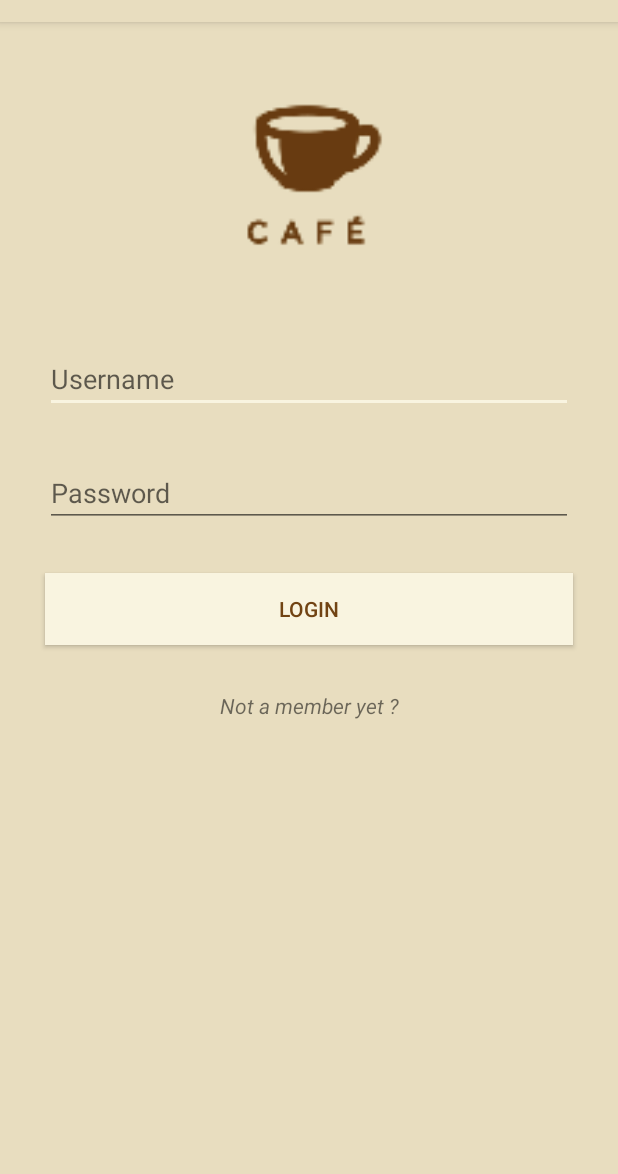
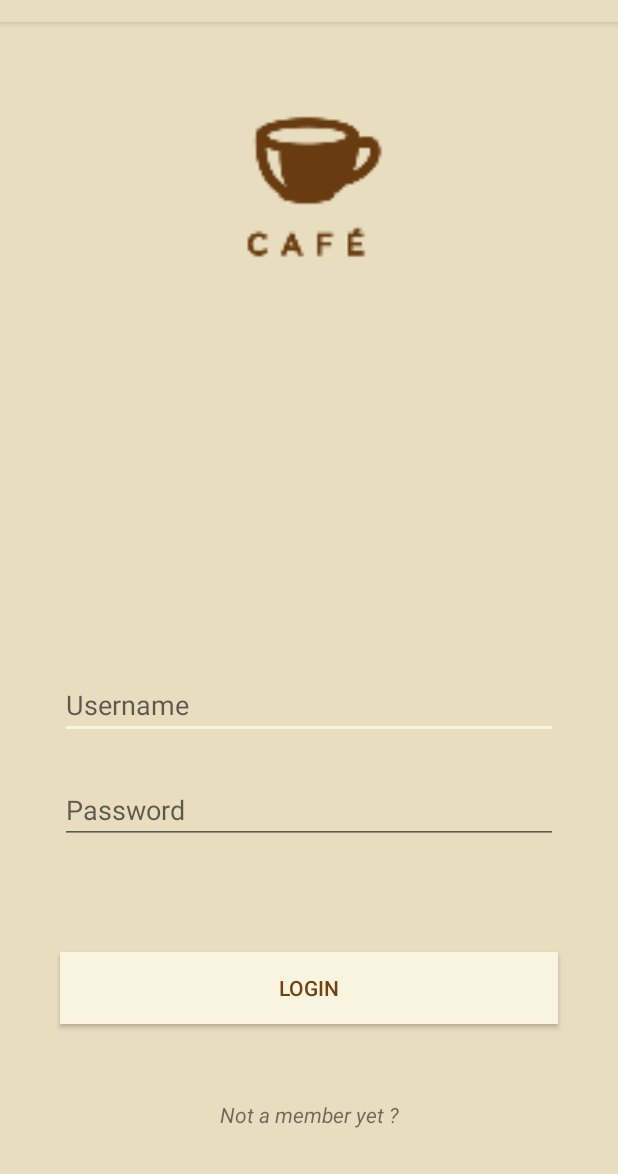
Before and after one commit to cafe-ine/Cafe_PreAlpha__10, an Android app: the screen it shows after launch (MainActivity), on a phone screen of 412 x 824 dp, the part 62-1236 px from its top. Run offline under Robolectric (Android 15) with nearby library versions, the phone set to English and light mode, and no system bars.

Commit message:
-> constraint layout

```diff
--- a/app/src/main/res/layout/activity_main.xml
+++ b/app/src/main/res/layout/activity_main.xml
@@ -1,5 +1,5 @@
 <?xml version="1.0" encoding="utf-8"?>
-<LinearLayout xmlns:android="http://schemas.android.com/apk/res/android"
+<android.support.constraint.ConstraintLayout xmlns:android="http://schemas.android.com/apk/res/android"
     xmlns:app="http://schemas.android.com/apk/res-auto"
     xmlns:tools="http://schemas.android.com/tools"
     android:layout_width="match_parent"
@@ -12,45 +12,69 @@
     <ImageView
         android:layout_width="match_parent"
         android:layout_height="200dp"
+        android:layout_marginEnd="8dp"
+        android:layout_marginStart="8dp"
+        android:layout_marginTop="8dp"
+        android:contentDescription="@string/logo"
         android:src="@mipmap/icon1"
-        android:contentDescription="@string/logo" />
+        app:layout_constraintEnd_toEndOf="parent"
+        app:layout_constraintStart_toStartOf="parent"
+        app:layout_constraintTop_toTopOf="parent" />
+
     <EditText
         android:layout_width="match_parent"
         android:layout_height="wrap_content"
-        android:layout_marginLeft="30dp"
-        android:layout_marginRight="30dp"
-        android:layout_marginBottom="15dp"
-        android:layout_marginTop="15dp"
+        android:layout_gravity="center"
+        android:layout_marginBottom="70dp"
+        android:layout_marginEnd="40dp"
+        android:layout_marginStart="40dp"
         android:hint="@string/username"
-        android:layout_gravity="center"/>
+        app:layout_constraintBottom_toBottomOf="@id/password_login"
+        app:layout_constraintEnd_toEndOf="parent"
+        app:layout_constraintHorizontal_bias="0.0"
+        app:layout_constraintStart_toStartOf="parent" />
+
     <EditText
+        android:id="@+id/password_login"
         android:layout_width="match_parent"
         android:layout_height="wrap_content"
-        android:layout_marginLeft="30dp"
-        android:layout_marginRight="30dp"
-        android:layout_marginBottom="15dp"
-        android:layout_marginTop="15dp"
+        android:layout_gravity="center"
+        android:layout_marginBottom="120dp"
+        android:layout_marginEnd="40dp"
+        android:layout_marginStart="40dp"
         android:hint="@string/password"
-        android:layout_gravity="center"/>
+        app:layout_constraintBottom_toBottomOf="@+id/button_login"
+        app:layout_constraintEnd_toEndOf="parent"
+        app:layout_constraintHorizontal_bias="0.0"
+        app:layout_constraintStart_toStartOf="parent" />
+
     <Button
+        android:id="@+id/button_login"
         android:layout_width="match_parent"
         android:layout_height="wrap_content"
-        android:layout_marginLeft="30dp"
-        android:layout_marginRight="30dp"
-        android:layout_marginBottom="15dp"
-        android:layout_marginTop="15dp"
+        android:layout_gravity="center"
+        android:layout_marginBottom="70dp"
+        android:layout_marginEnd="40dp"
+        android:layout_marginStart="40dp"
+        android:background="@color/colorAccent"
         android:text="@string/login"
         android:textColor="@color/colorPrimaryDark"
-        android:background="@color/colorAccent"
-        android:layout_gravity="center"/>
+        app:layout_constraintBottom_toBottomOf="@id/link_register"
+        app:layout_constraintEnd_toEndOf="parent"
+        app:layout_constraintHorizontal_bias="0.0"
+        app:layout_constraintStart_toStartOf="parent" />
+
     <TextView
+        android:id="@+id/link_register"
         android:layout_width="match_parent"
         android:layout_height="wrap_content"
-        android:layout_marginLeft="30dp"
-        android:layout_marginRight="30dp"
-        android:layout_marginBottom="15dp"
-        android:layout_marginTop="15dp"
+        android:layout_marginBottom="30dp"
+        android:layout_marginEnd="8dp"
+        android:layout_marginStart="8dp"
         android:text="@string/not_a_member_yet"
+        android:textAlignment="center"
         android:textStyle="italic"
-        android:textAlignment="center"/>
-</LinearLayout>
+        app:layout_constraintBottom_toBottomOf="parent"
+        app:layout_constraintEnd_toEndOf="parent"
+        app:layout_constraintStart_toStartOf="parent" />
+</android.support.constraint.ConstraintLayout>
```
